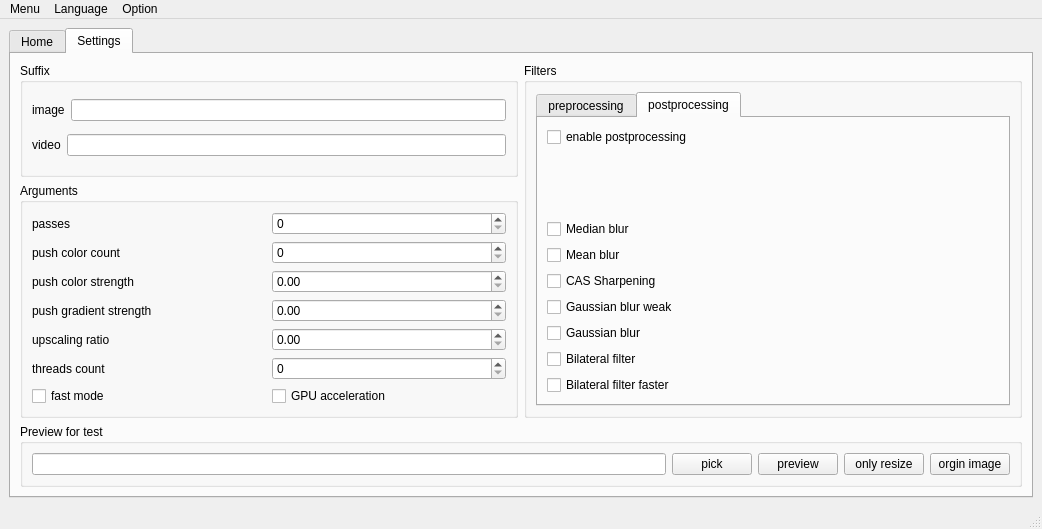
TianZerL/Anime4KCPP, file GUI/src/mainwindow.ui: the form before one commit.
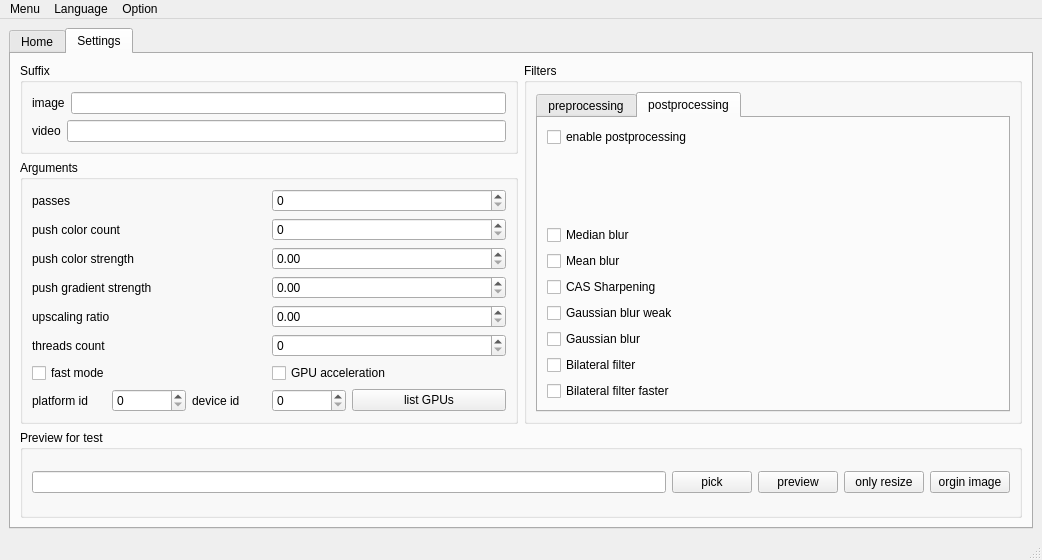
The form after the commit. The open tabs and pages were chosen to show the change.

Patch:
```diff
--- a/GUI/src/mainwindow.ui
+++ b/GUI/src/mainwindow.ui
@@ -7,7 +7,7 @@
     <x>0</x>
     <y>0</y>
     <width>1042</width>
-    <height>529</height>
+    <height>560</height>
    </rect>
   </property>
   <property name="windowTitle">
@@ -689,6 +689,62 @@
              </item>
             </layout>
            </item>
+           <item>
+            <layout class="QHBoxLayout" name="horizontalLayoutIDs">
+             <item>
+              <layout class="QHBoxLayout" name="horizontalLayoutPlatformID">
+               <item>
+                <widget class="QLabel" name="labelPlatformID">
+                 <property name="text">
+                  <string>platform id</string>
+                 </property>
+                 <property name="buddy">
+                  <cstring>spinBoxPlatformID</cstring>
+                 </property>
+                </widget>
+               </item>
+               <item>
+                <widget class="QSpinBox" name="spinBoxPlatformID">
+                 <property name="statusTip">
+                  <string>Specify platform id, you need restart Anime4KCPP to change this if you enabled GPU acceleration</string>
+                 </property>
+                </widget>
+               </item>
+              </layout>
+             </item>
+             <item>
+              <layout class="QHBoxLayout" name="horizontalLayoutDeviceID">
+               <item>
+                <widget class="QLabel" name="labelDeviceID">
+                 <property name="text">
+                  <string>device id</string>
+                 </property>
+                 <property name="buddy">
+                  <cstring>spinBoxDeviceID</cstring>
+                 </property>
+                </widget>
+               </item>
+               <item>
+                <widget class="QSpinBox" name="spinBoxDeviceID">
+                 <property name="statusTip">
+                  <string>Specify device id, you need restart Anime4KCPP to change this if you enabled GPU acceleration</string>
+                 </property>
+                </widget>
+               </item>
+              </layout>
+             </item>
+             <item>
+              <widget class="QPushButton" name="pushButtonListGPUs">
+               <property name="statusTip">
+                <string>List platforms and devices</string>
+               </property>
+               <property name="text">
+                <string>list GPUs</string>
+               </property>
+              </widget>
+             </item>
+            </layout>
+           </item>
           </layout>
          </widget>
         </item>
```
Left out of the diff: 44 changed lines with no effect on the pictures.
